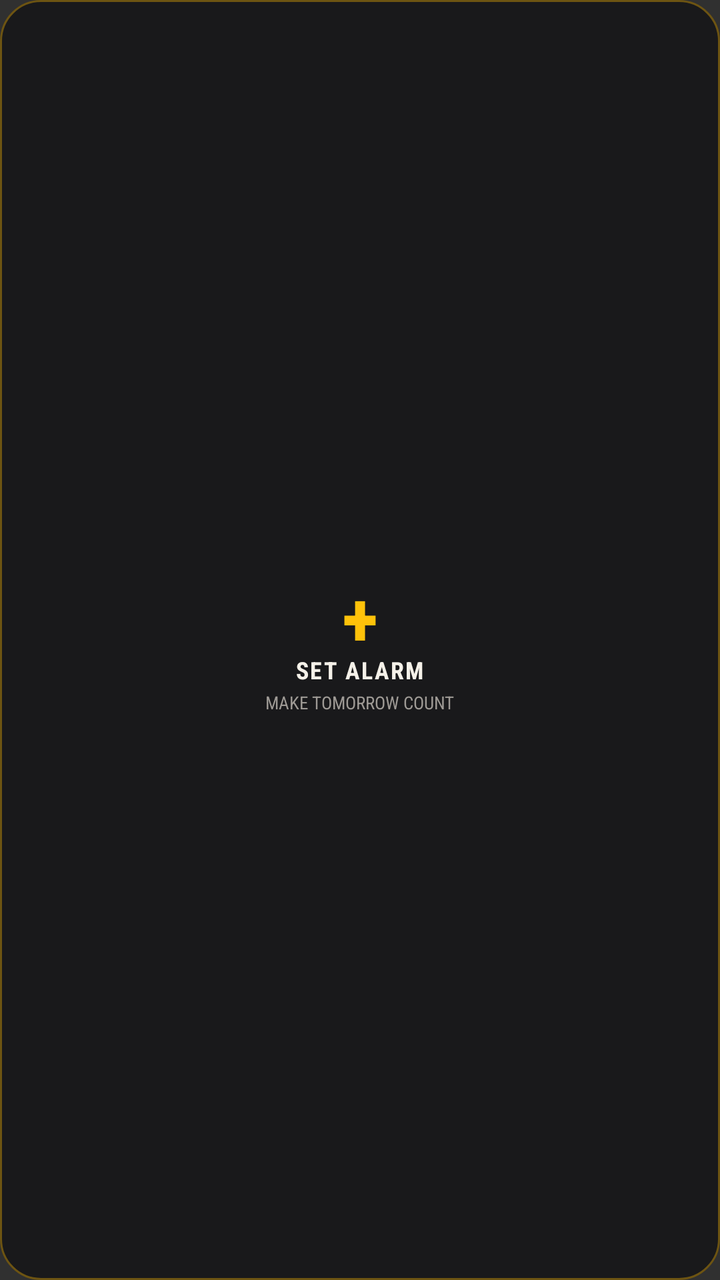
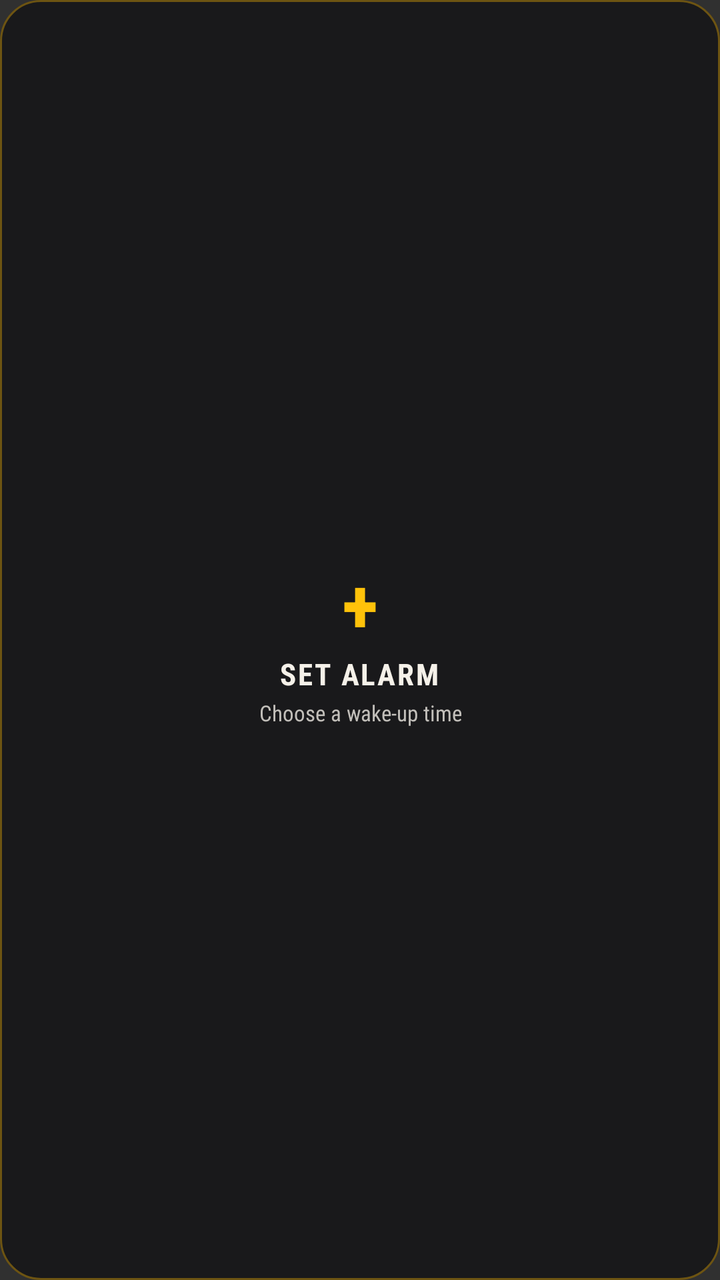

Before-and-after screenshots of an Android layout around one commit, followed by the original layout XML and the change that was made.
<!-- AndroidManifest.xml: application theme Theme.PaperClock -->
<!-- res/layout/widget_quick_alarm.xml -->
<LinearLayout xmlns:android="http://schemas.android.com/apk/res/android"
    android:id="@+id/widget_quick_root"
    android:layout_width="match_parent"
    android:layout_height="match_parent"
    android:background="@drawable/widget_quick_background"
    android:clickable="true"
    android:gravity="center"
    android:orientation="vertical"
    android:padding="12dp">

    <TextView
        android:layout_width="wrap_content"
        android:layout_height="wrap_content"
        android:text="+"
        android:textColor="#FFC20A"
        android:textSize="38sp"
        android:textStyle="bold"
        android:fontFamily="sans-serif-condensed" />

    <TextView
        android:layout_width="wrap_content"
        android:layout_height="wrap_content"
        android:layout_marginTop="-7dp"
        android:text="@string/widget_set_alarm"
        android:textAllCaps="true"
        android:textColor="#F5F1E9"
        android:textSize="12sp"
        android:textStyle="bold"
        android:fontFamily="sans-serif-condensed"
        android:letterSpacing="0.06" />

    <TextView
        android:layout_width="wrap_content"
        android:layout_height="wrap_content"
        android:layout_marginTop="2dp"
        android:text="@string/widget_quick_alarm_hint"
        android:textAllCaps="true"
        android:textColor="#9E9A95"
        android:textSize="9sp"
        android:fontFamily="sans-serif-condensed" />
</LinearLayout>
<!-- resources referenced by this layout -->
<resources>
  <!-- drawable widget_quick_background (drawable) -->
  <shape xmlns:android="http://schemas.android.com/apk/res/android" android:shape="rectangle"><solid android:color="#19191B"/><corners android:radius="20dp"/><stroke android:width="1dp" android:color="#6D5412"/></shape>
  <string name="widget_quick_alarm_hint">Make tomorrow count</string>
  <string name="widget_set_alarm">Set alarm</string>
  <style name="Theme.PaperClock" parent="android:style/Theme.Material.NoActionBar"><item name="android:fontFamily">sans</item><item name="android:colorAccent">#F2B90C</item><item name="android:navigationBarColor">#0B0B0C</item><item name="android:statusBarColor">#0B0B0C</item><item name="android:windowLightStatusBar">false</item></style>
</resources>

<!-- the commit's change to res/layout/widget_quick_alarm.xml (unified diff, before → after) -->
@@ -20,11 +20,11 @@
     <TextView
         android:layout_width="wrap_content"
         android:layout_height="wrap_content"
-        android:layout_marginTop="-7dp"
+        android:layout_marginTop="0dp"
         android:text="@string/widget_set_alarm"
         android:textAllCaps="true"
         android:textColor="#F5F1E9"
-        android:textSize="12sp"
+        android:textSize="15sp"
         android:textStyle="bold"
         android:fontFamily="sans-serif-condensed"
         android:letterSpacing="0.06" />
@@ -34,8 +34,8 @@
         android:layout_height="wrap_content"
         android:layout_marginTop="2dp"
         android:text="@string/widget_quick_alarm_hint"
-        android:textAllCaps="true"
-        android:textColor="#9E9A95"
-        android:textSize="9sp"
+        android:textColor="#C2BFBA"
+        android:textSize="11sp"
+        android:gravity="center"
         android:fontFamily="sans-serif-condensed" />
 </LinearLayout>
<!-- resource entries referenced after the edit -->
@@ -2,7 +2,7 @@
 <resources>
   <!-- drawable widget_quick_background (drawable) -->
   <shape xmlns:android="http://schemas.android.com/apk/res/android" android:shape="rectangle"><solid android:color="#19191B"/><corners android:radius="20dp"/><stroke android:width="1dp" android:color="#6D5412"/></shape>
-  <string name="widget_quick_alarm_hint">Make tomorrow count</string>
+  <string name="widget_quick_alarm_hint">Choose a wake-up time</string>
   <string name="widget_set_alarm">Set alarm</string>
   <style name="Theme.PaperClock" parent="android:style/Theme.Material.NoActionBar"><item name="android:fontFamily">sans</item><item name="android:colorAccent">#F2B90C</item><item name="android:navigationBarColor">#0B0B0C</item><item name="android:statusBarColor">#0B0B0C</item><item name="android:windowLightStatusBar">false</item></style>
 </resources>
